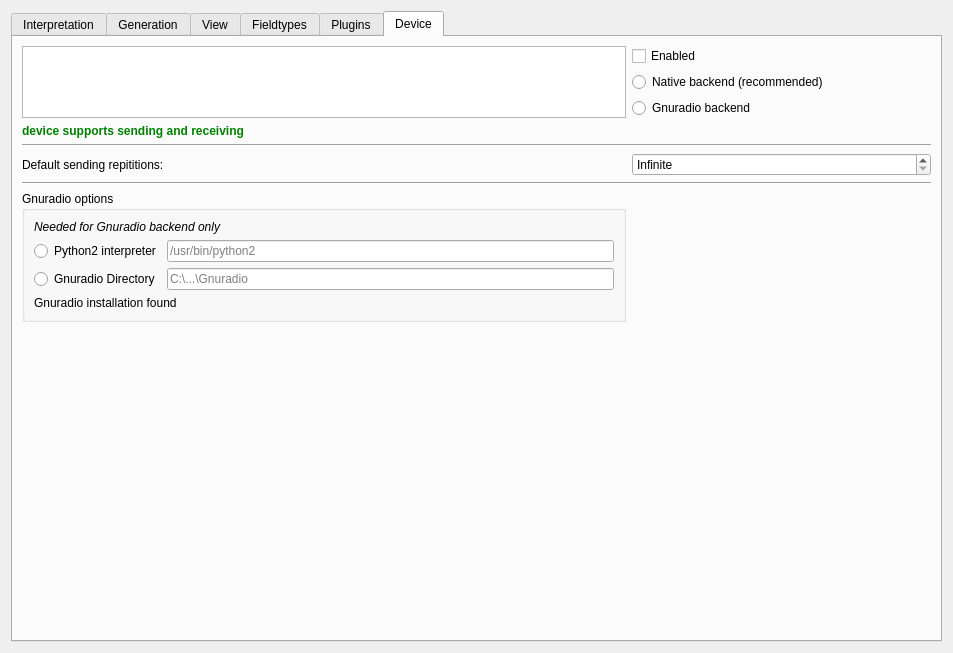
jopohl/urh, file ui/options.ui: the form before one commit.
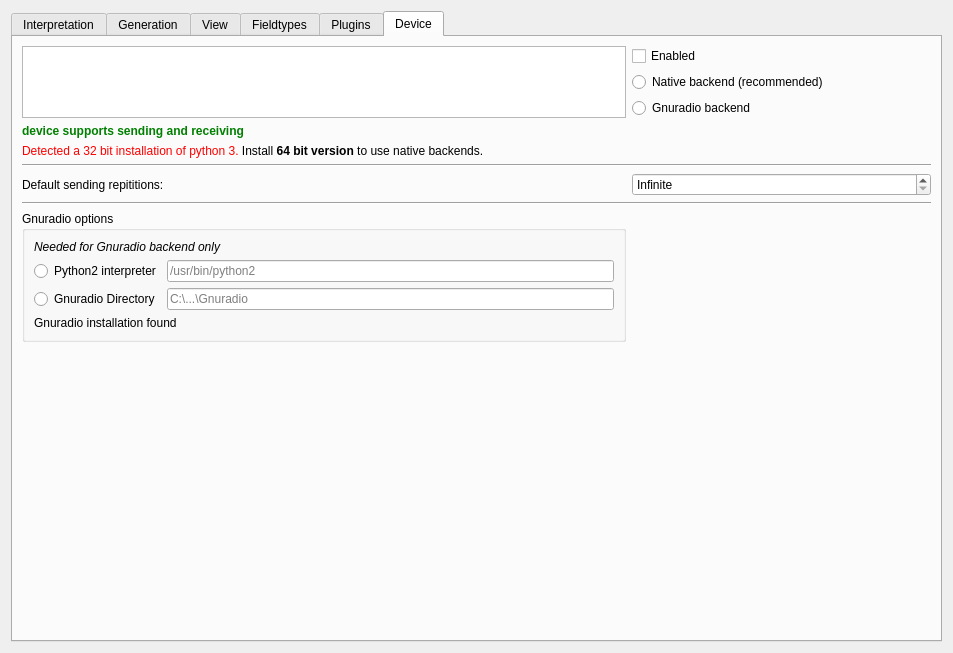
The form after the commit. Icons and pictures are not drawn. Custom widgets are drawn as their Qt base class.

Commit message: skip building native backends for 32 bit python on windows

The edit to the form file:
```diff
--- a/ui/options.ui
+++ b/ui/options.ui
@@ -423,21 +423,21 @@
          </property>
         </widget>
        </item>
-       <item row="4" column="0" colspan="3">
+       <item row="5" column="0" colspan="3">
         <widget class="Line" name="line">
          <property name="orientation">
           <enum>Qt::Horizontal</enum>
          </property>
         </widget>
        </item>
-       <item row="5" column="0">
+       <item row="7" column="0">
         <widget class="QLabel" name="label_8">
          <property name="text">
           <string>Default sending repititions:</string>
          </property>
         </widget>
        </item>
-       <item row="5" column="2">
+       <item row="7" column="2">
         <widget class="QSpinBox" name="spinBoxNumSendingRepeats">
          <property name="specialValueText">
           <string>Infinite</string>
@@ -453,14 +453,14 @@
          </property>
         </widget>
        </item>
-       <item row="6" column="0" colspan="3">
+       <item row="8" column="0" colspan="3">
         <widget class="Line" name="line_2">
          <property name="orientation">
           <enum>Qt::Horizontal</enum>
          </property>
         </widget>
        </item>
-       <item row="7" column="0" colspan="2">
+       <item row="9" column="0" colspan="2">
         <widget class="QGroupBox" name="groupBox_3">
          <property name="title">
           <string>Gnuradio options</string>
@@ -534,7 +534,7 @@
          </layout>
         </widget>
        </item>
-       <item row="8" column="1">
+       <item row="10" column="1">
         <spacer name="verticalSpacer_3">
          <property name="orientation">
           <enum>Qt::Vertical</enum>
@@ -547,6 +547,16 @@
          </property>
         </spacer>
        </item>
+       <item row="4" column="0" colspan="2">
+        <widget class="QLabel" name="labelWindowsError">
+         <property name="text">
+          <string>&lt;html&gt;&lt;head/&gt;&lt;body&gt;&lt;p&gt;&lt;span style=&quot; color:#ff0000;&quot;&gt;Detected a 32 bit installation of python 3.&lt;/span&gt; Install &lt;span style=&quot; font-weight:600;&quot;&gt;64 bit version&lt;/span&gt; to use native backends.&lt;/p&gt;&lt;/body&gt;&lt;/html&gt;</string>
+         </property>
+         <property name="wordWrap">
+          <bool>true</bool>
+         </property>
+        </widget>
+       </item>
       </layout>
      </widget>
     </widget>
```
The commit also changes 3 other files.
